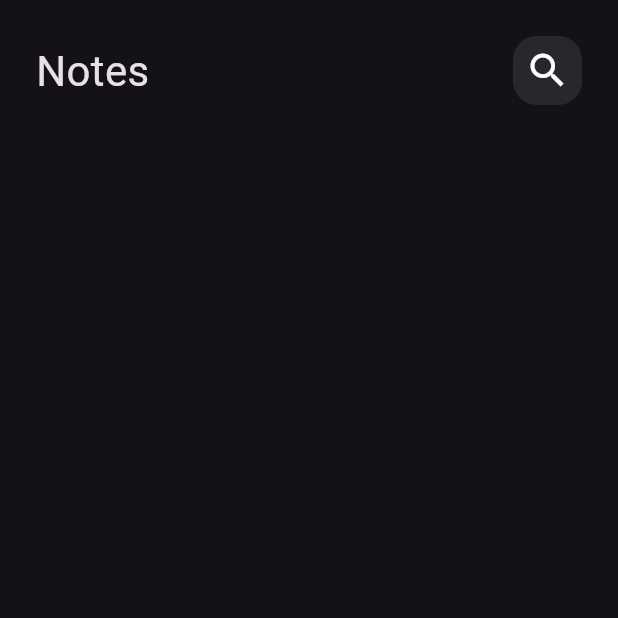
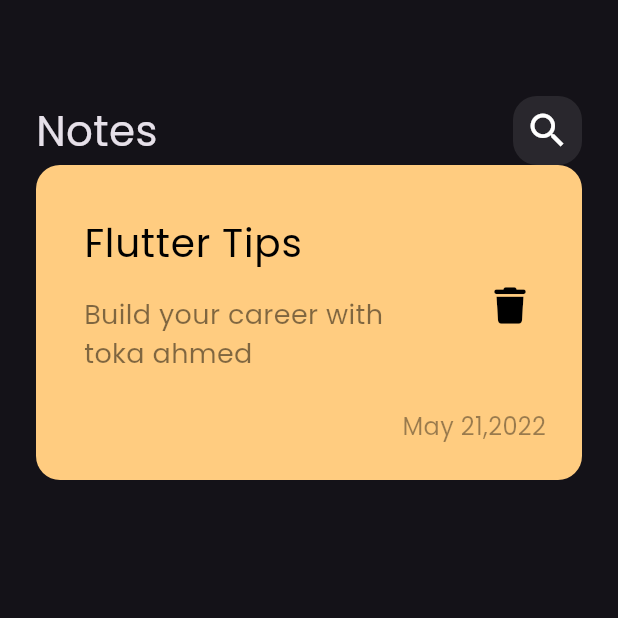
Before and after one commit to tokaahmed345/notes-app, a Flutter app: the screen it shows after launch, on a phone screen of 412 x 824 dp, the top half of it. Run offline on Flutter 3.47's test engine with Material 3 defaults, Android fonts, the phone set to English and light mode, and no system bars; our stand-ins replace font_awesome_flutter.

Commit message:
create custom note item

```diff
--- a/lib/main.dart
+++ b/lib/main.dart
@@ -12,7 +12,10 @@ class NotesApp extends StatelessWidget {
   Widget build(BuildContext context) {
     return MaterialApp(
       debugShowCheckedModeBanner: false,
-      theme: ThemeData(brightness: Brightness.dark),
+      theme: ThemeData(brightness: Brightness.dark,
+      fontFamily: 'Poppins'
+
+      ),
       routes: {
         NotesView.id: (context) => NotesView(),
       },
--- /dev/null
+++ b/lib/widgets/customnoteitem.dart
@@ -0,0 +1,41 @@
+
+import 'package:flutter/material.dart';
+import 'package:font_awesome_flutter/font_awesome_flutter.dart';
+
+class NoteItem extends StatelessWidget {
+  const NoteItem({super.key});
+
+  @override
+  Widget build(BuildContext context) {
+    return Container(
+      padding: EdgeInsets.only(top: 24,bottom: 24,left: 16),
+decoration: BoxDecoration(borderRadius: BorderRadius.circular(16),
+color: Color(0xffFFCC80),
+
+
+
+),
+child: Column(
+crossAxisAlignment:CrossAxisAlignment.end ,  children: [
+    ListTile(
+
+      title: Text("Flutter Tips",style: TextStyle(color: Colors.black,fontSize: 26),),
+      subtitle: Padding(
+        padding: const EdgeInsets.only(top: 16.0,bottom: 16),
+        child: Text("Build your career with toka ahmed",style: TextStyle(color: Colors.black.withOpacity(.5),fontSize: 18),),
+      ),
+      trailing: IconButton(onPressed: (){}, icon: Icon(FontAwesomeIcons.trash,color: Colors.black,size: 24,)),
+      ),
+  Padding(
+    padding: const EdgeInsets.only(right: 24.0),
+    child: Text("May 21,2022",style: TextStyle(color: Colors.black.withOpacity(.4),fontSize: 16),),
+  )
+
+
+  ],
+),
+
+    );
+
+  }
+}
--- a/lib/widgets/notesviewbody.dart
+++ b/lib/widgets/notesviewbody.dart
@@ -1,5 +1,7 @@
 import 'package:flutter/material.dart';
+import 'package:font_awesome_flutter/font_awesome_flutter.dart';
 import 'package:noteapp/widgets/customappbar.dart';
+import 'package:noteapp/widgets/customnoteitem.dart';
 
 class NotesViewBody extends StatelessWidget {
   const NotesViewBody({super.key});
@@ -7,15 +9,15 @@ class NotesViewBody extends StatelessWidget {
   @override
   Widget build(BuildContext context) {
     return Padding(
-      padding: const EdgeInsets.symmetric(horizontal: 24.0,vertical: 24),
+      padding: const EdgeInsets.symmetric(horizontal: 24.0, vertical: 24),
       child: Column(
+        children: [
+          SizedBox(height: 40,),
+          CustomAppBar(),
+      NoteItem(),
 
-
-        children: [
-
-      CustomAppBar(),
-
-      ],),
+        ],
+      ),
     );
   }
 }
```
Also changed, not shown: pubspec.yaml (+6 -5 lines), assets/fonts/Pacifico-Regular.ttf (added), assets/fonts/Poppins-Regular.ttf (added), pubspec.lock.
